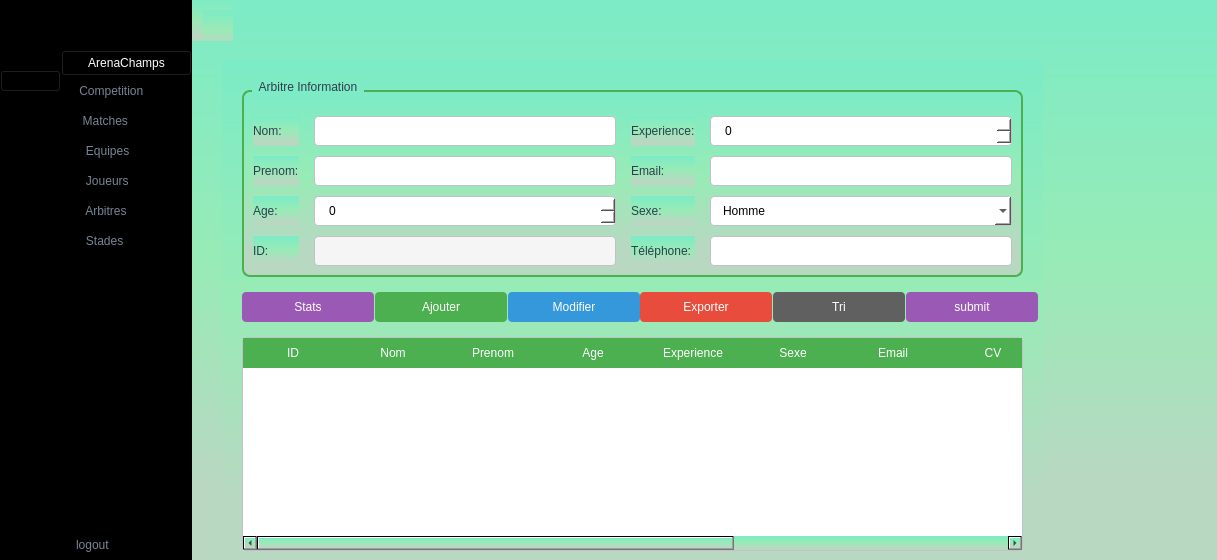
Qt form mainwindow.ui (ProjetCPP-S2-2A15/projetcpp2a15-proliga) before a commit.
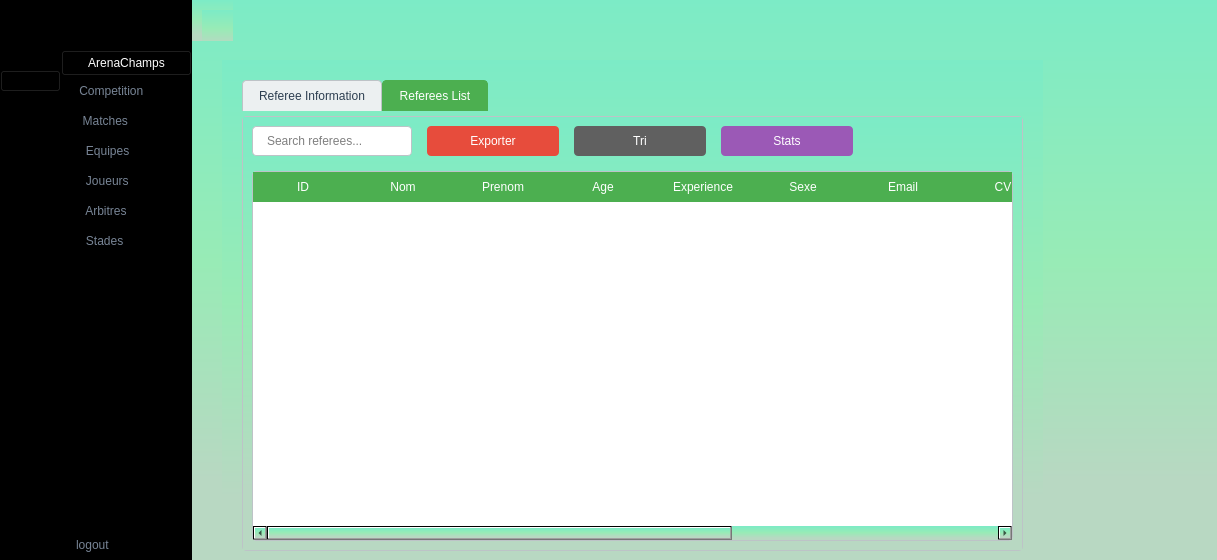
The same form after that commit. The open tabs and pages were chosen to show the change. Icons and pictures are not drawn.

What changed in the file:
```diff
--- a/mainwindow.ui
+++ b/mainwindow.ui
@@ -690,6 +690,44 @@
           <number>20</number>
          </property>
          <item>
+             <widget class="QTabWidget" name="tabWidget">
+               <property name="styleSheet">
+                 <string notr="true">QTabWidget::pane {
+                       border: 1px solid #BDC3C7;
+                       border-radius: 4px;
+                       margin-top: 5px;
+                   }
+
+                   QTabBar::tab {
+                       background: #ECF0F1;
+                       border: 1px solid #BDC3C7;
+                       border-bottom: none;
+                       border-top-left-radius: 4px;
+                       border-top-right-radius: 4px;
+                       padding: 8px 16px;
+                       font: bold 10pt 'Segoe UI';
+                       color: #2C3E50;
+                   }
+
+                   QTabBar::tab:selected {
+                       background: #4CAF50;
+                       color: white;
+                       border-color: #4CAF50;
+                   }
+
+                   QTabBar::tab:hover {
+                       background: #D5DBDB;
+                   }</string>
+               </property>
+               <widget class="QWidget" name="infoTab">
+                 <attribute name="title">
+                   <string>Referee Information</string>
+                 </attribute>
+                 <layout class="QVBoxLayout" name="verticalLayout_6">
+                   <property name="spacing">
+                     <number>15</number>
+                   </property>
+                   <item>
           <widget class="QGroupBox" name="groupBox">
            <property name="styleSheet">
             <string notr="true">QGroupBox {
@@ -959,32 +997,6 @@
          </item>
          <item>
           <layout class="QHBoxLayout" name="horizontalLayout_3">
-           <item>
-            <widget class="QPushButton" name="pushButton_stats">
-             <property name="styleSheet">
-              <string notr="true">QPushButton {
-                  background-color: #9B59B6;
-                  color: white;
-                  border: none;
-                  border-radius: 4px;
-                  padding: 8px 16px;
-                  font: bold 10pt 'Segoe UI';
-                  min-width: 100px;
-              }
-
-              QPushButton:hover {
-                  background-color: #8E44AD;
-              }
-
-              QPushButton:pressed {
-                  background-color: #7D3C98;
-              }</string>
-             </property>
-             <property name="text">
-              <string>Stats</string>
-             </property>
-            </widget>
-           </item>
            <item>
             <widget class="QPushButton" name="pushButton_add">
              <property name="styleSheet">
@@ -1034,6 +1046,80 @@
              </property>
              <property name="text">
               <string>Modifier</string>
+                           </property>
+                         </widget>
+                       </item>
+                       <item>
+                         <widget class="QPushButton" name="pushButton_submit">
+                           <property name="styleSheet">
+                             <string notr="true">QPushButton {
+                                 background-color: #9B59B6;
+                                 color: white;
+                                 border: none;
+                                 border-radius: 4px;
+                                 padding: 8px 16px;
+                                 font: bold 10pt 'Segoe UI';
+                                 min-width: 100px;
+                             }
+
+                             QPushButton:hover {
+                                 background-color: #8E44AD;
+                             }
+
+                             QPushButton:pressed {
+                                 background-color: #7D3C98;
+                             }</string>
+                           </property>
+                           <property name="text">
+                             <string>Submit</string>
+                           </property>
+                         </widget>
+                       </item>
+                       <item>
+                         <spacer name="horizontalSpacer_3">
+                           <property name="orientation">
+                             <enum>Qt::Orientation::Horizontal</enum>
+                           </property>
+                           <property name="sizeHint" stdset="0">
+                             <size>
+                               <width>40</width>
+                               <height>20</height>
+                             </size>
+                           </property>
+                         </spacer>
+                       </item>
+                     </layout>
+                   </item>
+                 </layout>
+               </widget>
+               <widget class="QWidget" name="tableTab">
+                 <attribute name="title">
+                   <string>Referees List</string>
+                 </attribute>
+                 <layout class="QVBoxLayout" name="verticalLayout_7">
+                   <property name="spacing">
+                     <number>15</number>
+                   </property>
+                   <item>
+                     <layout class="QHBoxLayout" name="horizontalLayout_4">
+                       <item>
+                         <widget class="QLineEdit" name="searchLineEdit">
+                           <property name="placeholderText">
+                             <string>Search referees...</string>
+                           </property>
+                           <property name="styleSheet">
+                             <string notr="true">QLineEdit {
+                                 background-color: white;
+                                 border: 1px solid #BDC3C7;
+                                 border-radius: 4px;
+                                 padding: 6px 12px;
+                                 font: 10pt 'Segoe UI';
+                                 selection-background-color: #4CAF50;
+                             }
+
+                             QLineEdit:focus {
+                                 border: 1px solid #4CAF50;
+                             }</string>
              </property>
             </widget>
            </item>
@@ -1090,7 +1176,7 @@
             </widget>
            </item>
            <item>
-            <widget class="QPushButton" name="pushButton_submit">
+                         <widget class="QPushButton" name="pushButton_stats">
              <property name="styleSheet">
               <string notr="true">QPushButton {
                   background-color: #9B59B6;
@@ -1111,12 +1197,12 @@
               }</string>
              </property>
              <property name="text">
-              <string>submit</string>
+                             <string>Stats</string>
              </property>
             </widget>
            </item>
            <item>
-            <spacer name="horizontalSpacer_3">
+                         <spacer name="horizontalSpacer_4">
              <property name="orientation">
               <enum>Qt::Orientation::Horizontal</enum>
              </property>
@@ -1135,7 +1221,7 @@
            <property name="minimumSize">
             <size>
              <width>0</width>
-             <height>200</height>
+                           <height>300</height>
             </size>
            </property>
            <property name="styleSheet">
@@ -1224,6 +1310,10 @@
              <string>Téléphone</string>
             </property>
            </column>
+                     </widget>
+                   </item>
+                 </layout>
+               </widget>
           </widget>
          </item>
         </layout>
```
Left out of the diff: 372 changed lines with no effect on the pictures. Lines whose indentation alone changed are shown as unchanged.
